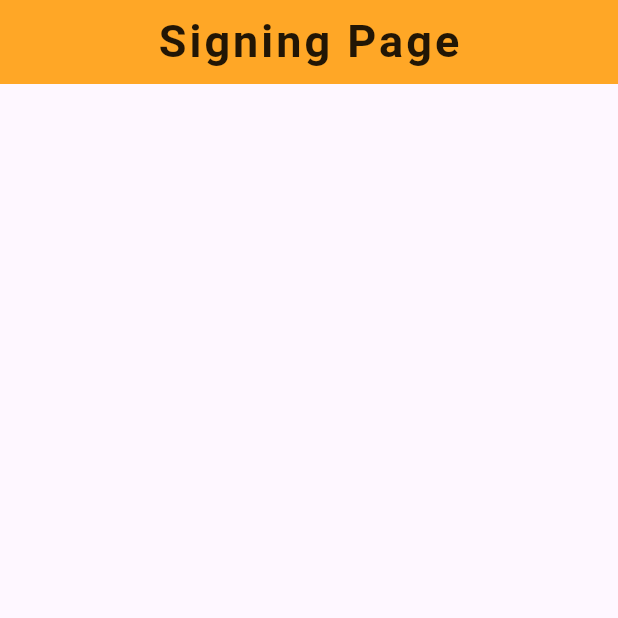
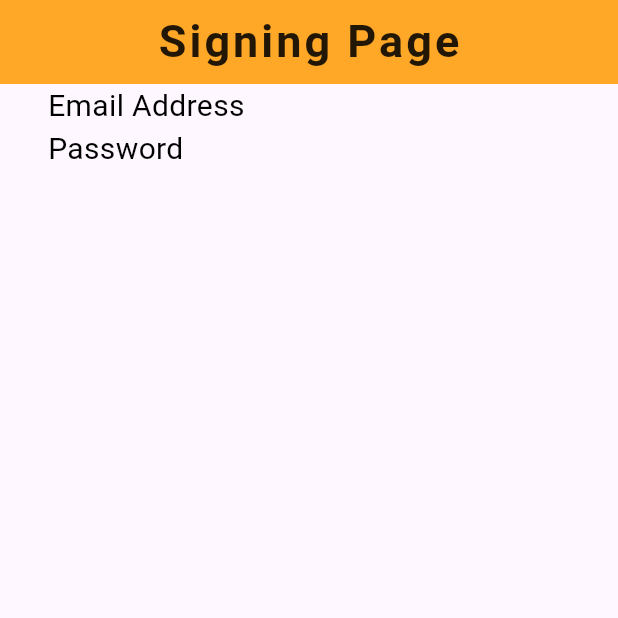
Before and after one commit to Ratndeep1999/database_practice, a Flutter app: the screen it shows after launch, on a phone screen of 412 x 824 dp, the top half of it. Run offline on Flutter 3.47's test engine with Material 3 defaults, Android fonts, the phone set to English and light mode, and no system bars.

Commit message:
email and password label add

```diff
--- a/lib/signing_page.dart
+++ b/lib/signing_page.dart
@@ -25,7 +25,32 @@ class _SigningPageState extends State<SigningPage> {
         centerTitle: true,
         backgroundColor: Colors.orange.shade400,
       ),
-      body: SafeArea(child: Column(children: [])),
+      body: SafeArea(
+          child: Padding(
+            padding: const EdgeInsets.symmetric(horizontal: 32.0),
+            child: Column(
+              crossAxisAlignment: CrossAxisAlignment.start,
+                children: [
+
+                  /// Email label
+                  LabelWidget(
+                    label: 'Email Address',
+                    fontColor: Colors.black,
+                    fontSize: 20.0,
+                    fontWeight: FontWeight.w400,
+                  ),
+
+                  /// Password label
+                  LabelWidget(
+                    label: 'Password',
+                    fontColor: Colors.black,
+                    fontSize: 20.0,
+                    fontWeight: FontWeight.w400,
+                  ),
+                ]
+            ),
+          ),
+      ),
     );
   }
 }
```
